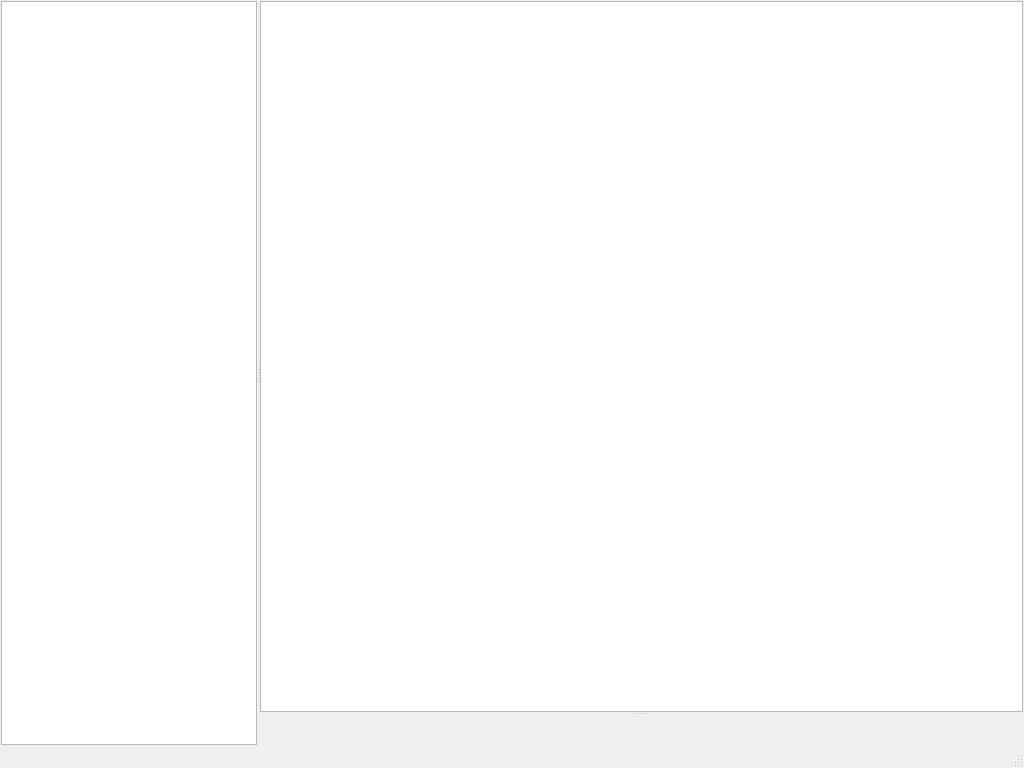
Above: python/ui/bicasa_old.ui from brandicast/bicasa before the change. Below: the same form after it.
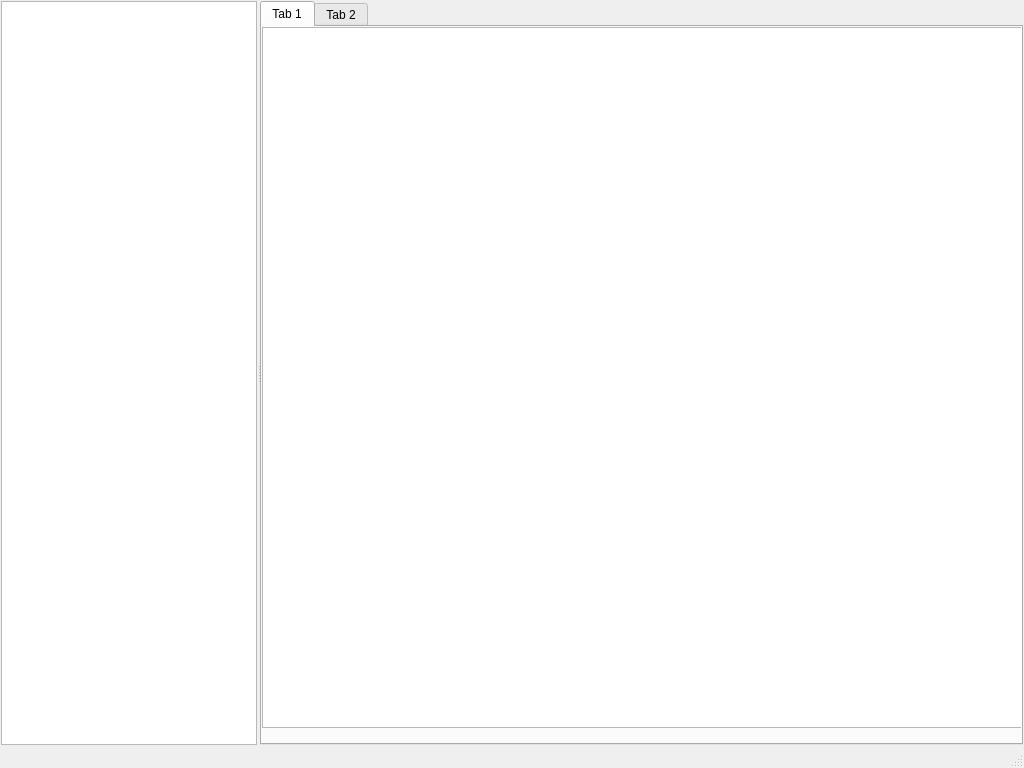
That is the form after the change.

Commit message: finish open picture in tab, alignment, and correct focus

Diff of the .ui file:
```diff
--- a/python/ui/bicasa_old.ui
+++ b/python/ui/bicasa_old.ui
@@ -16,12 +16,18 @@
     <verstretch>0</verstretch>
    </sizepolicy>
   </property>
+  <property name="minimumSize">
+   <size>
+    <width>1024</width>
+    <height>768</height>
+   </size>
+  </property>
   <property name="windowTitle">
    <string>MainWindow</string>
   </property>
   <widget class="QWidget" name="centralwidget">
    <property name="sizePolicy">
-    <sizepolicy hsizetype="Expanding" vsizetype="Maximum">
+    <sizepolicy hsizetype="Expanding" vsizetype="Expanding">
      <horstretch>0</horstretch>
      <verstretch>0</verstretch>
     </sizepolicy>
@@ -49,7 +55,7 @@
      <widget class="QSplitter" name="splitter">
       <property name="sizePolicy">
        <sizepolicy hsizetype="Expanding" vsizetype="Expanding">
-        <horstretch>1</horstretch>
+        <horstretch>0</horstretch>
         <verstretch>0</verstretch>
        </sizepolicy>
       </property>
@@ -90,52 +96,39 @@
         </property>
        </column>
       </widget>
-      <widget class="QWidget" name="widget" native="true">
+      <widget class="QTabWidget" name="tabWidget">
        <property name="sizePolicy">
         <sizepolicy hsizetype="Expanding" vsizetype="Expanding">
          <horstretch>1</horstretch>
          <verstretch>0</verstretch>
         </sizepolicy>
        </property>
-       <layout class="QVBoxLayout" name="verticalLayout" stretch="0">
-        <property name="leftMargin">
-         <number>0</number>
-        </property>
-        <property name="topMargin">
-         <number>0</number>
-        </property>
-        <property name="rightMargin">
-         <number>0</number>
-        </property>
-        <property name="bottomMargin">
-         <number>0</number>
-        </property>
-        <item>
-         <widget class="QSplitter" name="splitter_2">
+       <widget class="QWidget" name="tab">
+        <attribute name="title">
+         <string>Tab 1</string>
+        </attribute>
+        <widget class="QListWidget" name="listWidget">
+         <property name="geometry">
+          <rect>
+           <x>0</x>
+           <y>0</y>
+           <width>761</width>
+           <height>701</height>
+          </rect>
+         </property>
           <property name="sizePolicy">
            <sizepolicy hsizetype="Expanding" vsizetype="Expanding">
-            <horstretch>0</horstretch>
-            <verstretch>0</verstretch>
-           </sizepolicy>
-          </property>
-          <property name="orientation">
-           <enum>Qt::Vertical</enum>
-          </property>
-          <property name="handleWidth">
-           <number>3</number>
-          </property>
-          <widget class="QGraphicsView" name="graphicsView">
-           <property name="sizePolicy">
-            <sizepolicy hsizetype="Expanding" vsizetype="Expanding">
-             <horstretch>0</horstretch>
+           <horstretch>1</horstretch>
              <verstretch>1</verstretch>
             </sizepolicy>
            </property>
           </widget>
-          <widget class="QWidget" name="widget_2" native="true"/>
-         </widget>
-        </item>
-       </layout>
+       </widget>
+       <widget class="QWidget" name="tab_2">
+        <attribute name="title">
+         <string>Tab 2</string>
+        </attribute>
+       </widget>
       </widget>
      </widget>
     </item>
```
Left out of the diff: 2 changed lines with no effect on the pictures. Lines whose indentation alone changed are shown as unchanged. The commit also changes 4 other files.
